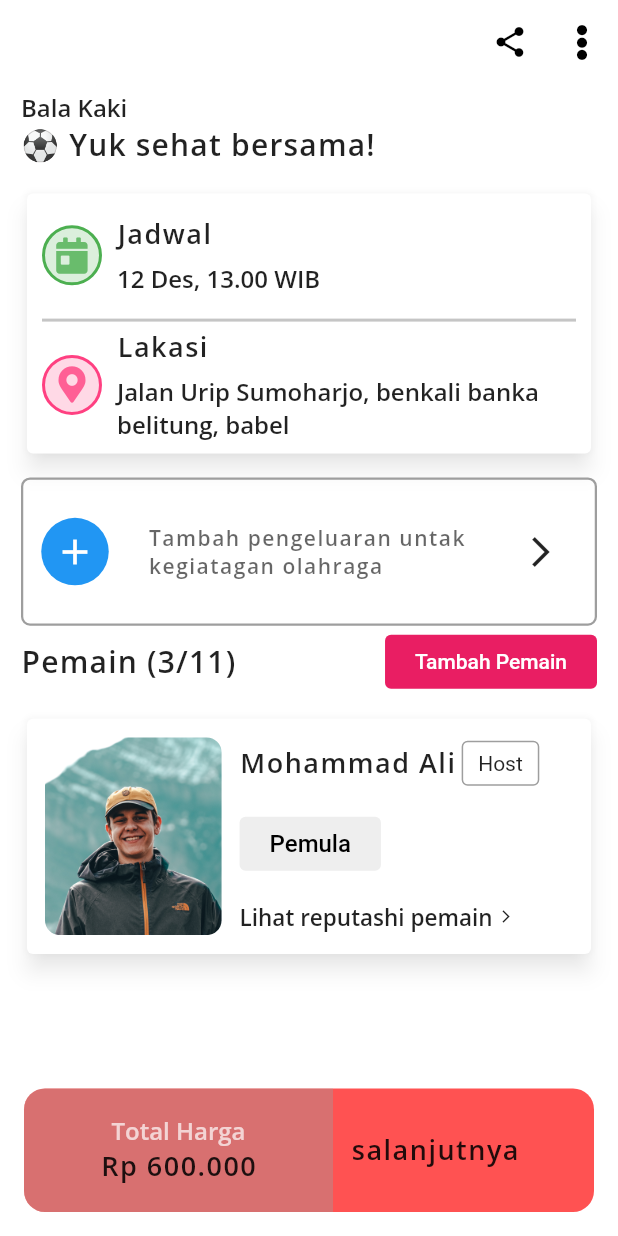
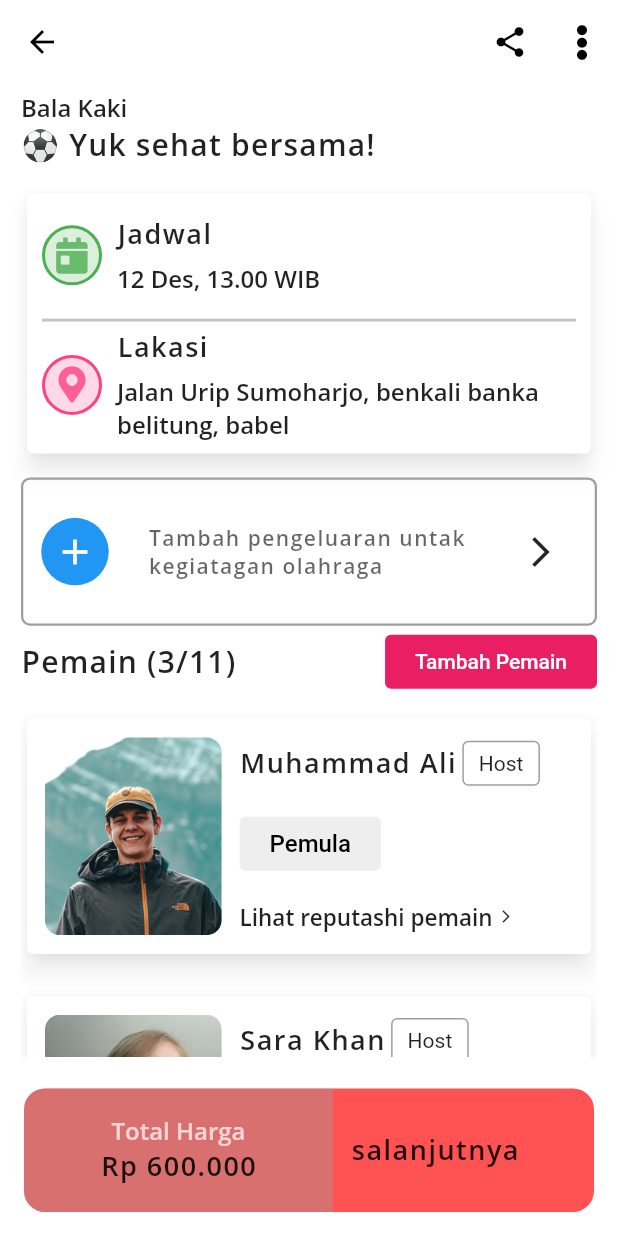
Before and after one commit to mscsapan/PlayTo-App, a Flutter app: the screen it shows after launch, on a phone screen of 412 x 824 dp. Run offline on Flutter 3.47's test engine with Material 2 defaults, Android fonts, the phone set to English and light mode, and no system bars; our stand-ins replace animated_text_kit, bloc, flutter_bloc, font_awesome_flutter, google_fonts.

Commit message:
project completed

```diff
--- a/lib/main.dart
+++ b/lib/main.dart
@@ -4,18 +4,20 @@ import 'package:flutter_bloc/flutter_bloc.dart';
 import 'package:play_to_app/src/logic/controller_cubit.dart';
 import 'package:play_to_app/src/screens/category_screen.dart';
 import 'package:play_to_app/src/screens/football_event_screen.dart';
+import 'package:play_to_app/src/screens/home.dart';
 
 void main() {
   WidgetsFlutterBinding.ensureInitialized();
   SystemChrome.setEnabledSystemUIMode(SystemUiMode.manual,
       overlays: [SystemUiOverlay.top]);
-  SystemChrome.setSystemUIOverlayStyle(
-      const SystemUiOverlayStyle(statusBarIconBrightness: Brightness.dark));
+  SystemChrome.setSystemUIOverlayStyle(const SystemUiOverlayStyle(
+      statusBarIconBrightness: Brightness.dark, statusBarColor: Colors.grey));
   runApp(
     MaterialApp(
       home: BlocProvider<ControllerCubit>(
         create: (BuildContext context) => ControllerCubit(),
         // child: const Home(),
+        // child: const CategoryScreen(),
         child: const FootBallEventScreen(),
       ),
       debugShowCheckedModeBanner: false,
--- a/lib/src/data/data_list.dart
+++ b/lib/src/data/data_list.dart
@@ -37,3 +37,16 @@ final List<String> eventTitle = [
   'Sepakbola ria',
   'Unpansi Uduku Liya',
 ];
+
+final List<String> images = [
+  'assets/images/1.jpg',
+  'assets/images/2.jpg',
+  'assets/images/3.jpg',
+  'assets/images/4.jpg',
+];
+final List<String> names = [
+  'Muhammad Ali',
+  'Sara Khan',
+  'Jenny Noor',
+  'Alia Vatt',
+];
--- a/lib/src/screens/football_event_screen.dart
+++ b/lib/src/screens/football_event_screen.dart
@@ -1,6 +1,7 @@
 import 'package:flutter/material.dart';
 import 'package:google_fonts/google_fonts.dart';
-import 'package:play_to_app/src/views/footbal_bottom_nav.dart';
+import 'package:play_to_app/src/data/data_list.dart';
+import 'package:play_to_app/src/views/football_bottom_nav.dart';
 import 'package:play_to_app/src/views/host_view.dart';
 import 'package:play_to_app/src/views/schedule_views.dart';
 
@@ -63,7 +64,19 @@ class FootBallEventScreen extends StatelessWidget {
                 ),
               ],
             ),
-            const HostView()
+            Flexible(
+              child: SingleChildScrollView(
+                physics: const ClampingScrollPhysics(),
+                child: Column(
+                  children: List.generate(
+                      images.length,
+                      (index) => HostView(
+                            image: images[index],
+                            name: names[index],
+                          )),
+                ),
+              ),
+            ),
           ],
         ),
       ),
--- a/lib/src/screens/home.dart
+++ b/lib/src/screens/home.dart
@@ -1,13 +1,12 @@
 import 'package:flutter/material.dart';
 import 'package:flutter_bloc/flutter_bloc.dart';
 import '../logic/controller_cubit.dart';
+import '../views/bottom_nav_bar.dart';
 import 'nav_screens/book_mark_screen.dart';
 import 'nav_screens/home_screen.dart';
 import 'nav_screens/learn_screen.dart';
 import 'nav_screens/meet_screen.dart';
 import 'nav_screens/profile_screen.dart';
-
-import '../views/bottom_nav_bar.dart';
 
 class Home extends StatelessWidget {
   const Home({Key? key}) : super(key: key);
@@ -16,6 +15,8 @@ class Home extends StatelessWidget {
     HomeScreen(),
     MeetScreen(),
     LearnScreen(),
+    //CategoryScreen(),
+    //FootBallEventScreen(),
     BookMarkScreen(),
     ProfileScreen(),
   ];
--- a/lib/src/screens/nav_screens/home_screen.dart
+++ b/lib/src/screens/nav_screens/home_screen.dart
@@ -20,6 +20,7 @@ class HomeScreen extends StatelessWidget {
         width: _size.width,
         //margin: const EdgeInsets.symmetric(horizontal: 14.0),
         child: ListView(
+          physics: const ClampingScrollPhysics(),
           children: const [
             HeadingTitle(),
             BlurImageView(),
--- a/lib/src/views/bottom_nav_bar.dart
+++ b/lib/src/views/bottom_nav_bar.dart
@@ -15,8 +15,8 @@ class BottomNavBar extends StatelessWidget {
         return SizedBox(
           height: 70.0,
           child: BottomNavigationBar(
-            selectedItemColor: Colors.grey,
-            unselectedItemColor: Colors.grey[300],
+            selectedItemColor: Colors.blueGrey,
+            unselectedItemColor: Colors.grey,
             selectedFontSize: 12.0,
             unselectedFontSize: 10.0,
             elevation: 6.0,
--- a/lib/src/views/host_view.dart
+++ b/lib/src/views/host_view.dart
@@ -2,7 +2,10 @@ import 'package:flutter/material.dart';
 import 'package:play_to_app/src/views/text_style.dart';
 
 class HostView extends StatelessWidget {
-  const HostView({Key? key}) : super(key: key);
+  const HostView({Key? key, required this.image, required this.name})
+      : super(key: key);
+  final String image;
+  final String name;
 
   @override
   Widget build(BuildContext context) {
@@ -26,7 +29,7 @@ class HostView extends StatelessWidget {
                 child: ClipRRect(
                   borderRadius: BorderRadius.circular(10.0),
                   child: Image.asset(
-                    'assets/images/1.jpg',
+                    image,
                     fit: BoxFit.cover,
                   ),
                 ),
@@ -38,7 +41,7 @@ class HostView extends StatelessWidget {
                   Row(
                     children: [
                       Text(
-                        'Mohammad Ali',
+                        name,
                         style: textStyle2(),
                       ),
                       Container(
--- a/lib/src/views/my_app_bar.dart
+++ b/lib/src/views/my_app_bar.dart
@@ -1,5 +1,7 @@
 import 'package:flutter/material.dart';
 import 'package:font_awesome_flutter/font_awesome_flutter.dart';
+
+const Color iconColor = Colors.black;
 
 PreferredSizeWidget myAppBar({bool isVisible = false}) {
   return AppBar(
@@ -54,7 +56,7 @@ barsIcon() {
         child: Divider(
           color: Colors.black,
           thickness: 2.0,
-          height: 16,
+          height: 14,
         ),
       ),
       SizedBox(
@@ -70,13 +72,14 @@ barsIcon() {
 }
 
 PreferredSizeWidget footBallAppBar() => AppBar(
+      leading: const Icon(Icons.arrow_back, color: iconColor),
       actions: [
         IconButton(
           onPressed: () {},
           splashRadius: 24.0,
           icon: const Icon(
             Icons.share,
-            color: Colors.black,
+            color: iconColor,
           ),
         ),
         IconButton(
@@ -84,7 +87,7 @@ PreferredSizeWidget footBallAppBar() => AppBar(
           splashRadius: 24.0,
           icon: const Icon(
             FontAwesomeIcons.ellipsisV,
-            color: Colors.black,
+            color: iconColor,
           ),
         ),
       ],
--- a/pubspec.yaml
+++ b/pubspec.yaml
@@ -38,6 +38,7 @@ dependencies:
   font_awesome_flutter: ^9.1.0
   flutter_bloc: ^8.0.1
   flutter_svg: ^1.0.3
+  animated_text_kit: ^4.2.1
 
 dev_dependencies:
   flutter_test:
```
Also changed, not shown: lib/src/screens/nav_screens/book_mark_screen.dart (+3 -8 lines), lib/src/screens/nav_screens/learn_screen.dart (+4 -8 lines), lib/src/screens/nav_screens/meet_screen.dart (+4 -8 lines), lib/src/screens/nav_screens/profile_screen.dart (+3 -6 lines), lib/src/views/animated_text.dart (added, +41 -0 lines), design/ss01.png (added), design/ss02.png (added), design/ss03.png (added), lib/src/views/football_bottom_nav.dart (renamed from lib/src/views/footbal_bottom_nav.dart), pubspec.lock.
